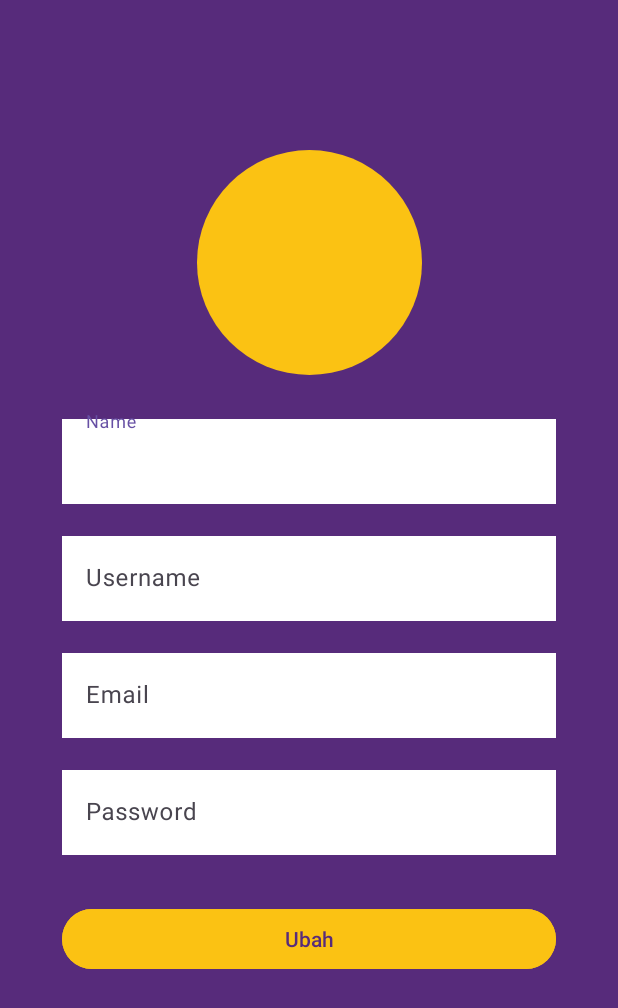
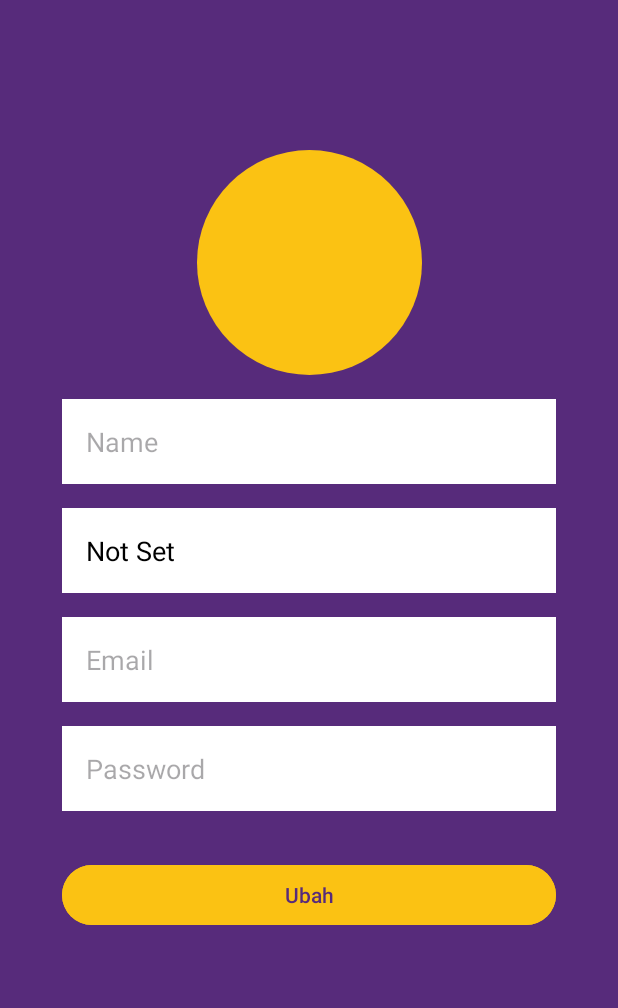
Before and after one commit to SiKarir/mobile-sikarir, an Android app: the EditAccountActivity screen opened directly, with no data from a screen before it, on a phone screen of 412 x 824 dp. Shown: the top 1008 px of the screen. Run offline under Robolectric (Android 15) with nearby library versions, the phone set to English and light mode, and no system bars; our stand-ins replace CircleImageView.

Commit message:
Feat: Edit Account

```diff
--- a/app/src/main/java/com/c241ps294/sikarir/ui/settings/account/EditAccountActivity.kt
+++ b/app/src/main/java/com/c241ps294/sikarir/ui/settings/account/EditAccountActivity.kt
@@ -1,17 +1,76 @@
 package com.c241ps294.sikarir.ui.settings.account
 
+import android.content.Intent
 import androidx.appcompat.app.AppCompatActivity
 import android.os.Bundle
-import com.c241ps294.sikarir.R
+import android.view.View
+import android.widget.Toast
+import androidx.activity.viewModels
+import androidx.lifecycle.lifecycleScope
 import com.c241ps294.sikarir.databinding.ActivityEditAccountBinding
+import com.c241ps294.sikarir.ui.settings.SettingsActivity
+import com.c241ps294.sikarir.ui.settings.viewmodel.EditAccountViewModel
+import com.c241ps294.sikarir.ui.settings.viewmodel.EditAccountViewModelFactory
+import kotlinx.coroutines.launch
 
 class EditAccountActivity : AppCompatActivity() {
 
     private lateinit var binding: ActivityEditAccountBinding
+    private val editAccountViewModel: EditAccountViewModel by viewModels {
+        EditAccountViewModelFactory.getInstance(this)
+    }
 
     override fun onCreate(savedInstanceState: Bundle?) {
         super.onCreate(savedInstanceState)
         binding = ActivityEditAccountBinding.inflate(layoutInflater)
         setContentView(binding.root)
+
+        editAccountViewModel.isLoading.observe(this) { isLoading ->
+            if (isLoading) {
+                showLoading(true)
+            } else {
+                showLoading(false)
+            }
+        }
+
+        setupAction()
+
+        binding.inputUsernameRegister.isEnabled = false
+        editAccountViewModel.username.observe(this) { username ->
+            binding.inputUsernameRegister.setText(username)
+        }
+
     }
+
+    private fun setupAction() {
+        binding.editAccountButton.setOnClickListener {
+            val username = binding.inputUsernameRegister.text.toString()
+            val name = binding.inputNameRegister.text.toString()
+            val email = binding.inputEmailRegister.text.toString()
+            val password = binding.inputPasswordRegister.text.toString()
+
+            if (username.isNotEmpty() && name.isNotEmpty() && email.isNotEmpty() && password.isNotEmpty()) {
+                lifecycleScope.launch {
+                    editAccountViewModel.editAccount(username, name, email, password)
+                }
+            } else {
+                Toast.makeText(this, "Field tidak boleh kosong", Toast.LENGTH_SHORT).show()
+            }
+        }
+
+        editAccountViewModel.editAccount.observe(this) { editAccountResponse ->
+            if (editAccountResponse != null) {
+                Toast.makeText(this, "Akun berhasil diubah", Toast.LENGTH_SHORT).show()
+                val intent = Intent(this, SettingsActivity::class.java)
+                startActivity(intent)
+            } else {
+                Toast.makeText(this, "Gagal mengubah akun", Toast.LENGTH_SHORT).show()
+            }
+        }
+    }
+
+    private fun showLoading(isLoading: Boolean) {
+        binding.progressBar.visibility = if (isLoading) View.VISIBLE else View.GONE
+    }
+
 }
--- /dev/null
+++ b/app/src/main/java/com/c241ps294/sikarir/ui/settings/viewmodel/EditAccountViewModel.kt
@@ -0,0 +1,59 @@
+package com.c241ps294.sikarir.ui.settings.viewmodel
+
+import android.util.Log
+import androidx.lifecycle.LiveData
+import androidx.lifecycle.MutableLiveData
+import androidx.lifecycle.ViewModel
+import androidx.lifecycle.asLiveData
+import androidx.lifecycle.viewModelScope
+import com.c241ps294.sikarir.data.remote.request.EditAccountRequest
+import com.c241ps294.sikarir.data.remote.response.EditAccountResponse
+import com.c241ps294.sikarir.data.remote.retrofit.ApiConfig
+import com.c241ps294.sikarir.data.repository.UserRepository
+import com.c241ps294.sikarir.ui.authentication.viewmodel.AuthenticationViewModel
+import kotlinx.coroutines.flow.first
+import kotlinx.coroutines.flow.map
+import kotlinx.coroutines.launch
+import retrofit2.Call
+import retrofit2.Callback
+import retrofit2.Response
+
+class EditAccountViewModel(private val userRepository: UserRepository) : ViewModel() {
+    private val _isLoading = MutableLiveData<Boolean>()
+    val isLoading: LiveData<Boolean> = _isLoading
+
+    private val _editAccount = MutableLiveData<EditAccountResponse>()
+    val editAccount: LiveData<EditAccountResponse> = _editAccount
+
+    val username: LiveData<String> = userRepository.getSession().map { it.username }.asLiveData()
+
+    suspend fun editAccount(username: String, name: String, email: String, password: String){
+        _isLoading.value = true
+        val editAccountRequest = EditAccountRequest(username, name, email, password)
+        val token = userRepository.getSession().first().token
+        val authorization = "Bearer $token"
+        val client = ApiConfig.getApiService().editAccount(authorization, editAccountRequest)
+        client.enqueue(object : Callback<EditAccountResponse> {
+            override fun onResponse(
+                call: Call<EditAccountResponse>,
+                response: Response<EditAccountResponse>
+            ) {
+                _isLoading.value = false
+                if (response.isSuccessful) {
+                    _editAccount.value = response.body()
+                } else {
+                    Log.e(EditAccountViewModel.TAG, "onFailure: ${response.message()}")
+                }
+            }
+            override fun onFailure(call: Call<EditAccountResponse>, t: Throwable) {
+                _isLoading.value = false
+                Log.e(EditAccountViewModel.TAG, "onFailure: ${t.message.toString()}")
+            }
+        })
+
+
+}
+    companion object{
+        private const val TAG = "EditAccountViewModel"
+    }
+}
--- /dev/null
+++ b/app/src/main/java/com/c241ps294/sikarir/ui/settings/viewmodel/EditAccountViewModelFactory.kt
@@ -0,0 +1,33 @@
+package com.c241ps294.sikarir.ui.settings.viewmodel
+
+import android.content.Context
+import androidx.lifecycle.ViewModel
+import androidx.lifecycle.ViewModelProvider
+import com.c241ps294.sikarir.data.repository.UserRepository
+import com.c241ps294.sikarir.di.UserInjection
+
+class EditAccountViewModelFactory(private val repository: UserRepository) : ViewModelProvider.NewInstanceFactory() {
+    @Suppress("UNCHECKED_CAST")
+    override fun <T : ViewModel> create(modelClass: Class<T>): T {
+        return when {
+            modelClass.isAssignableFrom(EditAccountViewModel::class.java) -> {
+                EditAccountViewModel(repository) as T
+            }
+            else -> throw IllegalArgumentException("Unknown ViewModel class: " + modelClass.name)
+        }
+    }
+
+    companion object {
+        @Volatile
+        private var INSTANCE: EditAccountViewModelFactory? = null
+        @JvmStatic
+        fun getInstance(context: Context): EditAccountViewModelFactory {
+            if (INSTANCE == null) {
+                synchronized(EditAccountViewModelFactory::class.java) {
+                    INSTANCE = EditAccountViewModelFactory(UserInjection.provideRepository(context))
+                }
+            }
+            return INSTANCE as EditAccountViewModelFactory
+        }
+    }
+}
--- a/app/src/main/res/layout/activity_edit_account.xml
+++ b/app/src/main/res/layout/activity_edit_account.xml
@@ -18,82 +18,68 @@
         app:layout_constraintTop_toTopOf="parent"
         android:src="@color/yellow_primary"/>
 
-    <com.google.android.material.textfield.TextInputLayout
-        android:id="@+id/name_layout"
+    <com.c241ps294.sikarir.ui.customview.NameField
+        android:id="@+id/input_name_register"
+        android:padding="16dp"
         android:layout_width="0dp"
         android:layout_height="wrap_content"
-        android:layout_marginTop="24dp"
-        android:hint="@string/edit_name_hint"
+        android:layout_marginTop="16dp"
+        android:hint="@string/register_name_hint"
+        android:inputType="text"
+        android:textColor="@color/black"
+        android:background="@color/white"
         app:layout_constraintTop_toBottomOf="@id/iv_avatar_account"
         app:layout_constraintStart_toStartOf="parent"
         app:layout_constraintEnd_toEndOf="parent"
+        app:layout_constraintWidth_percent="0.8" />
 
-        app:layout_constraintWidth_percent="0.8">
-
-        <com.google.android.material.textfield.TextInputEditText
-            android:id="@+id/input_name_register"
-            android:layout_width="match_parent"
-            android:layout_height="match_parent"
-            android:background="@color/white" />
-    </com.google.android.material.textfield.TextInputLayout>
-
-    <com.google.android.material.textfield.TextInputLayout
-        android:id="@+id/username_layout"
+    <com.c241ps294.sikarir.ui.customview.UsernameField
+        android:id="@+id/input_username_register"
+        android:padding="16dp"
         android:layout_width="0dp"
         android:layout_height="wrap_content"
         android:layout_marginTop="16dp"
-        android:hint="@string/edit_username_hint"
-        app:layout_constraintTop_toBottomOf="@id/name_layout"
+        android:hint="@string/register_username_hint"
+        android:inputType="text"
+        android:textColor="@color/black"
+        android:background="@color/white"
+        app:layout_constraintTop_toBottomOf="@id/input_name_register"
         app:layout_constraintStart_toStartOf="parent"
         app:layout_constraintEnd_toEndOf="parent"
-        app:layout_constraintWidth_percent="0.8">
+        app:layout_constraintWidth_percent="0.8" />
 
-        <com.google.android.material.textfield.TextInputEditText
-            android:id="@+id/input_username_register"
-            android:layout_width="match_parent"
-            android:layout_height="wrap_content"
-            android:background="@color/white"/>
-    </com.google.android.material.textfield.TextInputLayout>
-
-    <com.google.android.material.textfield.TextInputLayout
-        android:id="@+id/email_layout"
+    <com.c241ps294.sikarir.ui.customview.EmailField
+        android:id="@+id/input_email_register"
+        android:padding="16dp"
         android:layout_width="0dp"
         android:layout_height="wrap_content"
         android:layout_marginTop="16dp"
-        android:hint="@string/edit_email_hint"
-        app:layout_constraintTop_toBottomOf="@id/username_layout"
+        android:hint="@string/register_email_hint"
+        android:inputType="text"
+        android:textColor="@color/black"
+        android:background="@color/white"
+        app:layout_constraintTop_toBottomOf="@id/input_username_register"
         app:layout_constraintStart_toStartOf="parent"
         app:layout_constraintEnd_toEndOf="parent"
-        app:layout_constraintWidth_percent="0.8">
+        app:layout_constraintWidth_percent="0.8" />
 
-        <com.google.android.material.textfield.TextInputEditText
-            android:id="@+id/input_email_register"
-            android:layout_width="match_parent"
-            android:layout_height="wrap_content"
-            android:background="@color/white"/>
-    </com.google.android.material.textfield.TextInputLayout>
-
-    <com.google.android.material.textfield.TextInputLayout
-        android:id="@+id/password_layout"
+    <com.c241ps294.sikarir.ui.customview.PasswordField
+        android:id="@+id/input_password_register"
+        android:padding="16dp"
         android:layout_width="0dp"
         android:layout_height="wrap_content"
         android:layout_marginTop="16dp"
-        android:hint="@string/edit_password_hint"
-        app:layout_constraintTop_toBottomOf="@id/email_layout"
+        android:hint="@string/register_password_hint"
+        android:inputType="textPassword"
+        android:textColor="@color/black"
+        android:background="@color/white"
+        app:layout_constraintTop_toBottomOf="@id/input_email_register"
         app:layout_constraintStart_toStartOf="parent"
         app:layout_constraintEnd_toEndOf="parent"
-        app:layout_constraintWidth_percent="0.8">
-
-        <com.google.android.material.textfield.TextInputEditText
-            android:id="@+id/input_password_register"
-            android:layout_width="match_parent"
-            android:inputType="textPassword"
-            android:layout_height="wrap_content"
-            android:background="@color/white"/>
-    </com.google.android.material.textfield.TextInputLayout>
+        app:layout_constraintWidth_percent="0.8" />
 
     <Button
-        android:id="@+id/edit_account_buttton"
+        android:id="@+id/edit_account_button"
         android:layout_width="0dp"
         android:layout_height="wrap_content"
         android:layout_marginTop="32dp"
@@ -102,7 +88,18 @@
         android:textColor="@color/purple_primary"
         app:layout_constraintEnd_toEndOf="parent"
         app:layout_constraintStart_toStartOf="parent"
-        app:layout_constraintTop_toBottomOf="@+id/password_layout"
+        app:layout_constraintTop_toBottomOf="@+id/input_password_register"
         app:layout_constraintWidth_percent="0.8" />
 
+    <ProgressBar
+        android:id="@+id/progress_bar"
+        android:layout_width="wrap_content"
+        android:layout_height="wrap_content"
+        android:visibility="gone"
+        tools:visibility="visible"
+        app:layout_constraintTop_toTopOf="parent"
+        app:layout_constraintBottom_toBottomOf="parent"
+        app:layout_constraintStart_toStartOf="parent"
+        app:layout_constraintEnd_toEndOf="parent" />
+
 </androidx.constraintlayout.widget.ConstraintLayout>
```
Also changed, not shown: app/src/main/java/com/c241ps294/sikarir/data/remote/request/EditAccountRequest.kt (added, +8 -0 lines), app/src/main/java/com/c241ps294/sikarir/data/remote/response/EditAccountResponse.kt (added, +12 -0 lines), app/src/main/java/com/c241ps294/sikarir/data/remote/retrofit/ApiService.kt (+9 -0 lines).
